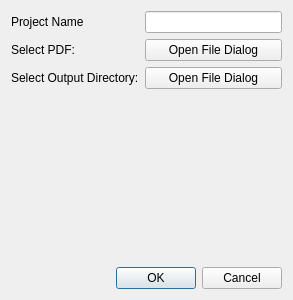
Old version of the form src/widgets/dialogs/newprojectdialog.ui in the repository Bubu-Droid/isophine.
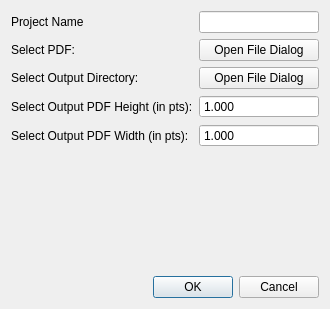
New version of the form.

Commit message: style: change variable nomenclature and set up newly added entries to ProjectData struct

```diff
--- a/src/widgets/dialogs/newprojectdialog.ui
+++ b/src/widgets/dialogs/newprojectdialog.ui
@@ -6,16 +6,10 @@
    <rect>
     <x>0</x>
     <y>0</y>
-    <width>293</width>
-    <height>300</height>
+    <width>330</width>
+    <height>309</height>
    </rect>
   </property>
-  <property name="sizePolicy">
-   <sizepolicy hsizetype="Fixed" vsizetype="Fixed">
-    <horstretch>0</horstretch>
-    <verstretch>0</verstretch>
-   </sizepolicy>
-  </property>
   <property name="windowTitle">
    <string>Dialog</string>
   </property>
@@ -60,6 +54,58 @@
      <item row="0" column="1">
       <widget class="QLineEdit" name="projNameLineEdit"/>
      </item>
+     <item row="3" column="0">
+      <widget class="QLabel" name="selectOutPdfHeightLabel">
+       <property name="text">
+        <string>Select Output PDF Height (in pts):</string>
+       </property>
+      </widget>
+     </item>
+     <item row="3" column="1">
+      <widget class="QDoubleSpinBox" name="selectOutPdfHeightSpinBox">
+       <property name="focusPolicy">
+        <enum>Qt::FocusPolicy::StrongFocus</enum>
+       </property>
+       <property name="buttonSymbols">
+        <enum>QAbstractSpinBox::ButtonSymbols::NoButtons</enum>
+       </property>
+       <property name="decimals">
+        <number>3</number>
+       </property>
+       <property name="minimum">
+        <double>1.000000000000000</double>
+       </property>
+       <property name="maximum">
+        <double>3000.000000000000000</double>
+       </property>
+      </widget>
+     </item>
+     <item row="4" column="0">
+      <widget class="QLabel" name="selectOutPdfWidthLabel">
+       <property name="text">
+        <string>Select Output PDF Width (in pts):</string>
+       </property>
+      </widget>
+     </item>
+     <item row="4" column="1">
+      <widget class="QDoubleSpinBox" name="selectOutPdfWidthSpinBox">
+       <property name="focusPolicy">
+        <enum>Qt::FocusPolicy::StrongFocus</enum>
+       </property>
+       <property name="buttonSymbols">
+        <enum>QAbstractSpinBox::ButtonSymbols::NoButtons</enum>
+       </property>
+       <property name="decimals">
+        <number>3</number>
+       </property>
+       <property name="minimum">
+        <double>1.000000000000000</double>
+       </property>
+       <property name="maximum">
+        <double>3000.000000000000000</double>
+       </property>
+      </widget>
+     </item>
     </layout>
    </item>
    <item row="1" column="0">
```
The commit also changes 1 other file.
